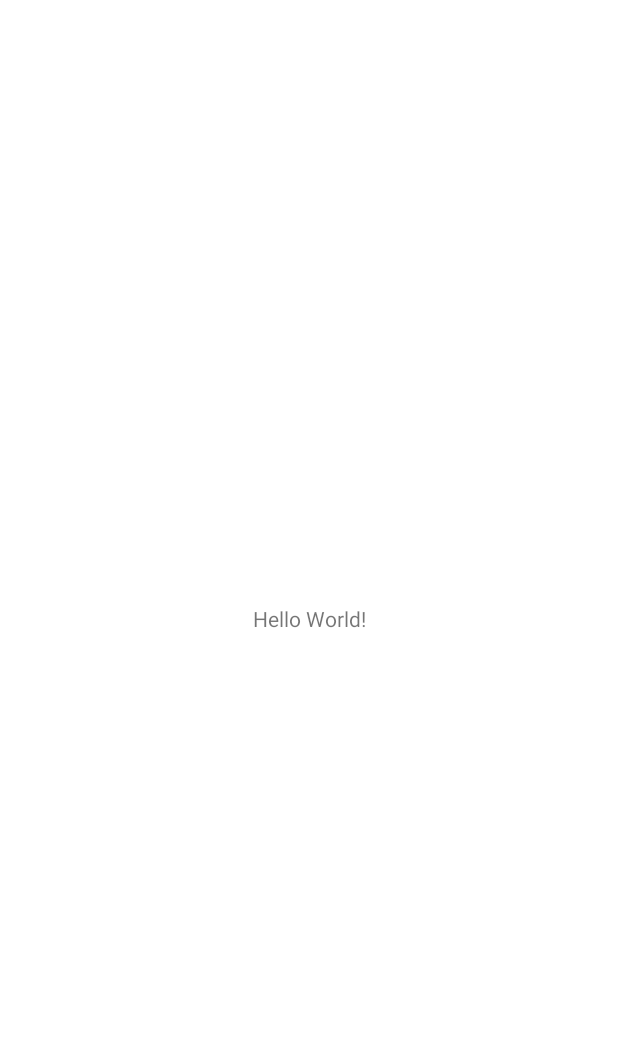
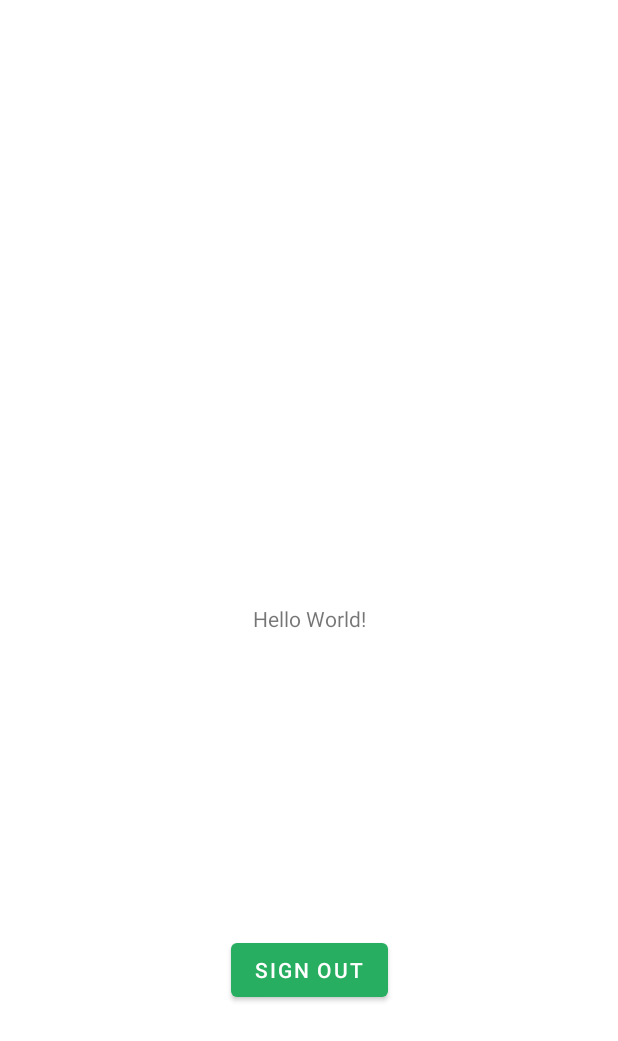
Before and after one commit to duongquocanh1148/FoodyApp, an Android app: the screen it shows after launch once a user with an empty profile is signed in (MainActivity), on a phone screen of 412 x 824 dp. Before the commit the part shown is almost empty. Shown: the top 1041 px of the screen. Run offline under Robolectric (Android 15) with nearby library versions, the phone set to English and light mode, and no system bars; our stand-ins replace Firebase (no records; nobody signed in at launch, a user with empty details on screens opened directly), navigation-ui.

Commit message:
Done Lab1

```diff
--- a/app/src/main/java/com/example/dqa_19dh110011/MainActivity.java
+++ b/app/src/main/java/com/example/dqa_19dh110011/MainActivity.java
@@ -2,13 +2,30 @@ package com.example.dqa_19dh110011;
 
 import androidx.appcompat.app.AppCompatActivity;
 
+import android.content.Intent;
 import android.os.Bundle;
+import android.view.View;
+import android.widget.Button;
+
+import com.google.firebase.auth.FirebaseAuth;
 
 public class MainActivity extends AppCompatActivity {
 
+    FirebaseAuth mAuth;
+    Button btnSignOut;
     @Override
     protected void onCreate(Bundle savedInstanceState) {
         super.onCreate(savedInstanceState);
         setContentView(R.layout.activity_main);
+        btnSignOut = findViewById(R.id.button);
+        mAuth = FirebaseAuth.getInstance();
+        btnSignOut.setOnClickListener(new View.OnClickListener() {
+            @Override
+            public void onClick(View v) {
+                mAuth.signOut();
+                Intent intent = new Intent(MainActivity.this, SignInActivity.class);
+                startActivity(intent);
+            }
+        });
     }
 }
--- a/app/src/main/res/layout/activity_main.xml
+++ b/app/src/main/res/layout/activity_main.xml
@@ -7,6 +7,7 @@
     tools:context=".MainActivity">
 
     <TextView
+        android:id="@+id/textView7"
         android:layout_width="wrap_content"
         android:layout_height="wrap_content"
         android:text="Hello World!"
@@ -15,4 +16,15 @@
         app:layout_constraintRight_toRightOf="parent"
         app:layout_constraintTop_toTopOf="parent" />
 
+    <Button
+        android:id="@+id/button"
+        android:layout_width="wrap_content"
+        android:layout_height="wrap_content"
+        android:layout_marginTop="47dp"
+        android:text="Sign Out"
+        app:layout_constraintBottom_toBottomOf="parent"
+        app:layout_constraintEnd_toEndOf="parent"
+        app:layout_constraintStart_toStartOf="parent"
+        app:layout_constraintTop_toBottomOf="@+id/textView7" />
+
 </androidx.constraintlayout.widget.ConstraintLayout>
```
